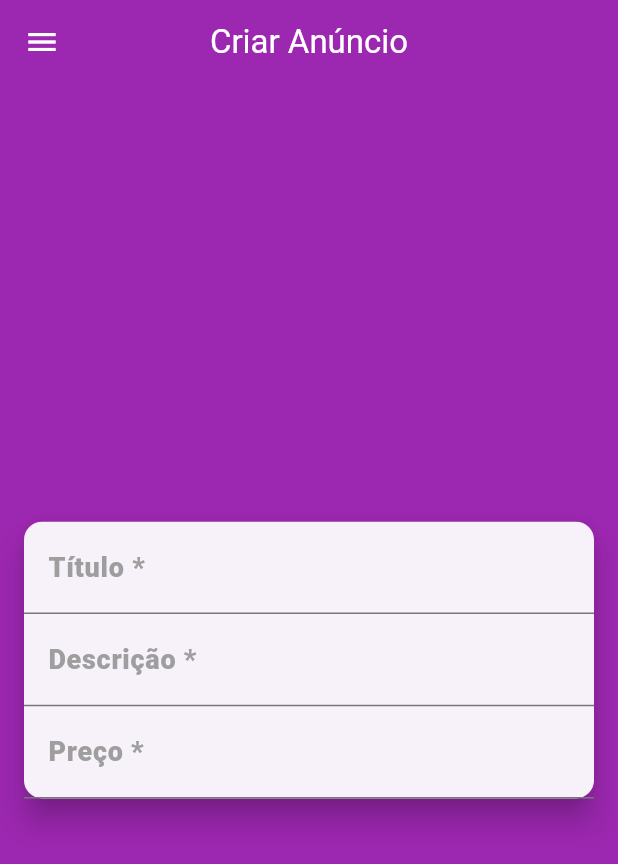
After one commit to iraponan/xlo_mobx, a Flutter app: the CreateAdScreen screen opened directly, on a phone screen of 412 x 824 dp. The commit adds this screen. Shown: the top 864 px of the screen. Run offline on Flutter 3.47's test engine with Material 3 defaults, Android fonts, the phone set to English and light mode, and no system bars; our stand-ins replace brasil_fields, flutter_dotenv, flutter_mobx, get_it, mobx, parse_server_sdk_flutter; accounts and stored records are empty; generated files the repository leaves out were written again.

Commit message:
Começando a tela de criação de anúncio.

```diff
--- a/lib/config/theme.dart
+++ b/lib/config/theme.dart
@@ -10,6 +10,7 @@ mixin ThemeProject {
       foregroundColor: Colors.white,
     ),
     scaffoldBackgroundColor: Colors.purple,
+    cardTheme: const CardTheme(elevation: 8),
     textSelectionTheme: const TextSelectionThemeData(
       cursorColor: Colors.orange,
     ),
--- a/lib/screens/base/main_screen.dart
+++ b/lib/screens/base/main_screen.dart
@@ -1,6 +1,7 @@
 import 'package:flutter/material.dart';
 import 'package:get_it/get_it.dart';
 import 'package:mobx/mobx.dart';
+import 'package:xlo_mobx/screens/create_ad/create_ad_screen.dart';
 import 'package:xlo_mobx/screens/home/home_screen.dart';
 import 'package:xlo_mobx/stores/page.dart';
 
@@ -32,9 +33,7 @@ class _MainScreenState extends State<MainScreen> {
         physics: const NeverScrollableScrollPhysics(),
         children: [
           const HomeScreen(),
-          Container(
-            color: Colors.green,
-          ),
+          const CreateAdScreen(),
           Container(
             color: Colors.yellow,
           ),
--- /dev/null
+++ b/lib/screens/create_ad/create_ad_screen.dart
@@ -0,0 +1,65 @@
+import 'package:brasil_fields/brasil_fields.dart';
+import 'package:flutter/material.dart';
+import 'package:flutter/services.dart';
+import 'package:xlo_mobx/components/drawer/custom_drawer.dart';
+
+class CreateAdScreen extends StatelessWidget {
+  const CreateAdScreen({super.key});
+
+  @override
+  Widget build(BuildContext context) {
+    const labelStyle = TextStyle(
+      fontWeight: FontWeight.w800,
+      color: Colors.grey,
+      fontSize: 18,
+    );
+    const contentPaddingTextFormField = EdgeInsets.fromLTRB(16, 10, 12, 10);
+
+    return Scaffold(
+      drawer: const CustomDrawer(),
+      appBar: AppBar(
+        title: const Text('Criar Anúncio'),
+        centerTitle: true,
+      ),
+      body: Center(
+        child: SingleChildScrollView(
+          child: Card(
+            margin: const EdgeInsets.symmetric(horizontal: 16),
+            child: Column(
+              mainAxisSize: MainAxisSize.min,
+              children: [
+                TextFormField(
+                  decoration: const InputDecoration(
+                    labelText: 'Título *',
+                    labelStyle: labelStyle,
+                    contentPadding: contentPaddingTextFormField,
+                  ),
+                ),
+                TextFormField(
+                  decoration: const InputDecoration(
+                    labelText: 'Descrição *',
+                    labelStyle: labelStyle,
+                    contentPadding: contentPaddingTextFormField,
+                  ),
+                  maxLines: null,
+                ),
+                TextFormField(
+                  decoration: const InputDecoration(
+                    labelText: 'Preço *',
+                    labelStyle: labelStyle,
+                    contentPadding: contentPaddingTextFormField,
+                  ),
+                  inputFormatters: [
+                    FilteringTextInputFormatter.digitsOnly,
+                    CentavosInputFormatter(moeda: true),
+                  ],
+                  keyboardType: TextInputType.number,
+                )
+              ],
+            ),
+          ),
+        ),
+      ),
+    );
+  }
+}
--- a/lib/screens/login/login_screen.dart
+++ b/lib/screens/login/login_screen.dart
@@ -24,10 +24,6 @@ class LoginScreen extends StatelessWidget {
             padding: const EdgeInsets.only(bottom: 16),
             child: Card(
               margin: const EdgeInsets.symmetric(horizontal: 32),
-              shape: RoundedRectangleBorder(
-                borderRadius: BorderRadius.circular(16),
-              ),
-              elevation: 8,
               child: Padding(
                 padding: const EdgeInsets.all(16),
                 child: Column(
--- a/lib/screens/signup/signup_screen.dart
+++ b/lib/screens/signup/signup_screen.dart
@@ -1,10 +1,10 @@
 import 'package:brasil_fields/brasil_fields.dart';
 import 'package:flutter/material.dart';
 import 'package:flutter/services.dart';
+import 'package:flutter_mobx/flutter_mobx.dart';
 import 'package:xlo_mobx/components/error_box.dart';
 import 'package:xlo_mobx/screens/signup/components/field_title.dart';
 import 'package:xlo_mobx/stores/signup.dart';
-import 'package:flutter_mobx/flutter_mobx.dart';
 
 class SignUpScreen extends StatelessWidget {
   const SignUpScreen({super.key});
@@ -25,10 +25,6 @@ class SignUpScreen extends StatelessWidget {
             padding: const EdgeInsets.only(bottom: 16),
             child: Card(
               margin: const EdgeInsets.symmetric(horizontal: 32),
-              shape: RoundedRectangleBorder(
-                borderRadius: BorderRadius.circular(16),
-              ),
-              elevation: 8,
               child: Padding(
                 padding: const EdgeInsets.all(16),
                 child: Column(
```
